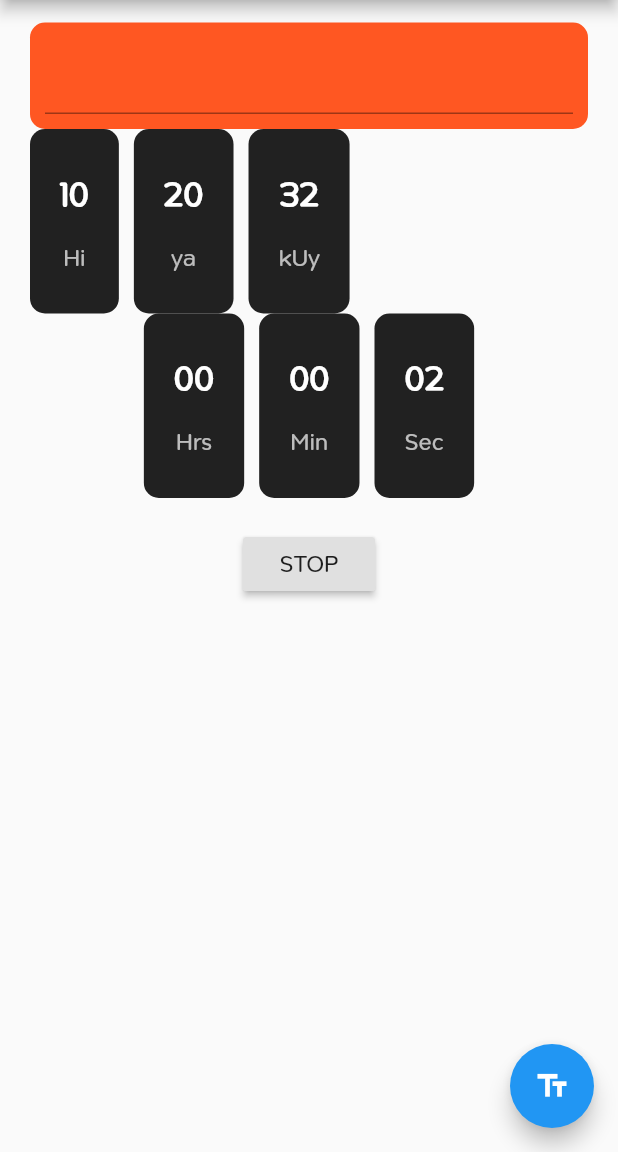
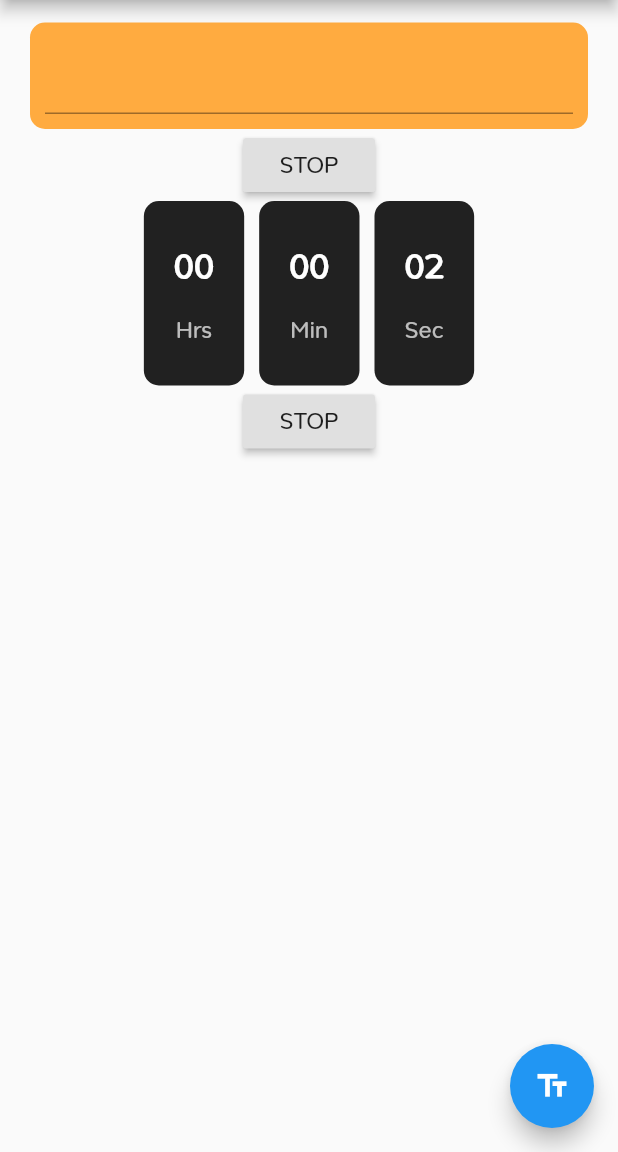
Before and after one commit to Buffet2gether/buffet2gether, a Flutter app: the screen it shows after launch, after a tap on "START", on a phone screen of 412 x 824 dp, the part 84-1236 px from its top. Run offline on Flutter 3.47's test engine with Material 2 defaults, Android fonts, the light colour scheme and no system bars.

Commit message:
Update main.dart

```diff
--- a/buffet2gether_home/lib/main.dart
+++ b/buffet2gether_home/lib/main.dart
@@ -77,7 +77,7 @@ class MyAppState extends State<MyApp>
                     padding: EdgeInsets.only(bottom: 10,left: 10,right: 10),
                     decoration: new BoxDecoration(
                       borderRadius: new BorderRadius.circular(10),
-                      color: Colors.deepOrange,),
+                      color: Colors.orangeAccent,),
                   child: TextField(
                       controller: myController,
                       style: TextStyle(
@@ -87,14 +87,18 @@ class MyAppState extends State<MyApp>
                         fontWeight: FontWeight.bold,
                       )
                   ),
-      ),
-                Row(
-                  mainAxisAlignment: MainAxisAlignment.start, //ชิดซ้าย-ขวา
-                  children: <Widget>[
-                    CustomTextContainer(label: 'Hi', value: hrs.toString().padLeft(2, '1')),
-                    CustomTextContainer(label: 'ya', value: min.toString().padLeft(2, '2')),
-                    CustomTextContainer(label: 'kUy', value: sec.toString().padLeft(2, '3')),
-                  ],
+                ),
+                Container(
+                  //margin: EdgeInsets.only(top: 20),
+                  child: RaisedButton(
+                    child: Text(isActive ? 'STOP' : 'START', style: TextStyle(fontFamily: 'Opun')),
+                    onPressed: () {
+                      setState(() {
+                        isActive = !isActive;
+                      }
+                      );
+                    },
+                  ),
                 ),
                 Row(
                   mainAxisAlignment: MainAxisAlignment.center, //ชิดซ้าย-ขวา
@@ -105,7 +109,7 @@ class MyAppState extends State<MyApp>
                   ],
                 ),
                 Container(
-                  margin: EdgeInsets.only(top: 20),
+                  //margin: EdgeInsets.only(top: 20),
                   child: RaisedButton(
                     child: Text(isActive ? 'STOP' : 'START', style: TextStyle(fontFamily: 'Opun')),
                     onPressed: () {
@@ -140,7 +144,8 @@ class MyAppState extends State<MyApp>
   }
 }
 
-class CustomTextContainer extends StatelessWidget {
+class CustomTextContainer extends StatelessWidget
+{
   CustomTextContainer({this.label, this.value});
 
   final String label;
```
